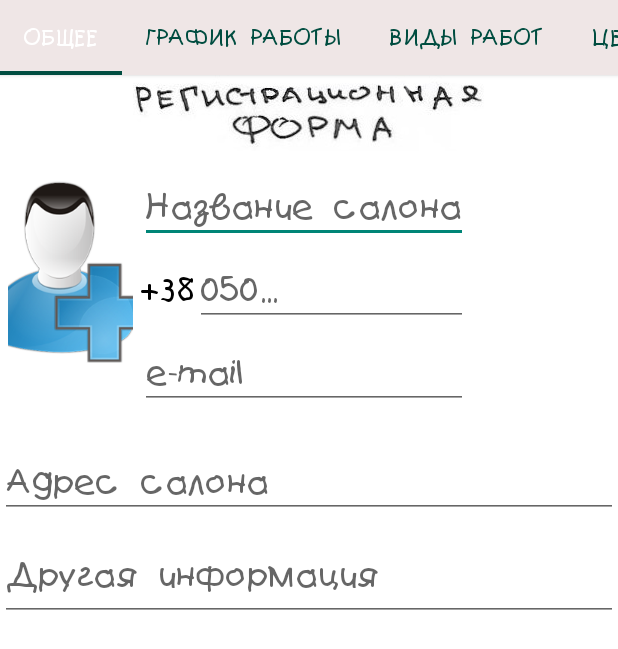
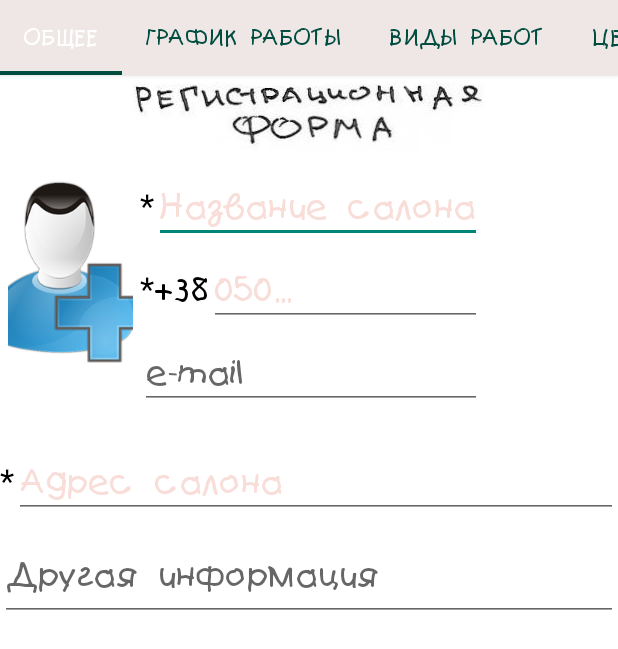
Before and after one commit to theinizio/barberland, an Android app: the screen it shows after launch (NewBarberActivity), after a tap on "САЛОН", on a phone screen of 412 x 824 dp. Shown: the top 649 px of the screen. Run offline under Robolectric (Android 15) with nearby library versions, the phone set to English and light mode, and no system bars; 3 other taps on this screen came first.

```diff
--- a/app/src/main/java/com/potapenkov/barberland/MapActivity.java
+++ b/app/src/main/java/com/potapenkov/barberland/MapActivity.java
@@ -1,7 +1,6 @@
 package com.potapenkov.barberland;
 
 import android.app.AlertDialog;
-import android.content.Context;
 import android.content.DialogInterface;
 import android.content.Intent;
 import android.content.SharedPreferences;
@@ -11,10 +10,8 @@ import android.os.AsyncTask;
 import android.os.Bundle;
 import android.support.v4.app.FragmentActivity;
 import android.text.Html;
-import android.util.Log;
 import android.view.View;
 import android.view.ViewGroup;
-import android.widget.Button;
 import android.widget.ImageView;
 import android.widget.LinearLayout;
 import android.widget.TextView;
@@ -24,7 +21,6 @@ import com.google.android.gms.common.api.GoogleApiClient;
 import com.google.android.gms.maps.CameraUpdateFactory;
 import com.google.android.gms.maps.GoogleMap;
 import com.google.android.gms.maps.MapFragment;
-import com.google.android.gms.maps.SupportMapFragment;
 import com.google.android.gms.maps.model.BitmapDescriptorFactory;
 import com.google.android.gms.maps.model.LatLng;
 import com.google.android.gms.maps.model.Marker;
@@ -35,7 +31,6 @@ import com.google.maps.android.clustering.ClusterManager;
 import com.google.maps.android.clustering.view.DefaultClusterRenderer;
 import com.google.maps.android.ui.IconGenerator;
 
-
 import org.json.JSONArray;
 import org.json.JSONException;
 import org.json.JSONObject;
@@ -43,7 +38,6 @@ import org.json.JSONObject;
 import java.io.InputStream;
 import java.net.URL;
 import java.util.ArrayList;
-
 import java.util.List;
 import java.util.Random;
 
@@ -239,9 +233,13 @@ public class MapActivity extends FragmentActivity implements ClusterManager.OnCl
                     @Override
                     protected Void doInBackground(Void... params) {
                         try {
-                            InputStream in = new URL(UPLOADED_IMAGE_PATH+finalArr.getString("photo_path")).openStream();
+                            String path=finalArr.getString("photo_path");
+                            Character firstSybol=path.charAt(0);
+                            if(!(Character.isLetter(firstSybol)||Character.isDigit(firstSybol)))
+                               path=path.substring(1);
+                            InputStream in = new URL(UPLOADED_IMAGE_PATH+path).openStream();
                             bitmap[0] = decodeStream(in);
-                        } catch (Exception e) {e.printStackTrace();}
+                        }catch(Exception e) {e.printStackTrace();}
                         return null;
                     }
                     @Override
--- a/app/src/main/java/com/potapenkov/barberland/NewBarberActivity.java
+++ b/app/src/main/java/com/potapenkov/barberland/NewBarberActivity.java
@@ -1126,8 +1126,8 @@ public class NewBarberActivity extends ActionBarActivity {
                     LinearLayout main = (LinearLayout) findViewById(R.id.main_qualification_layout);
                     main.removeViewAt(0);
                 } else {
-                    LinearLayout l = (LinearLayout) findViewById(R.id.qualificationGrid);
-                    l.setVisibility(View.INVISIBLE);
+                    LinearLayout l = (LinearLayout) findViewById(R.id.main_qualification_layout);
+                    l.removeView(findViewById(R.id.qualificationGrid));
                     isBarber.setOnClickListener(null);
                     isBarber.setChecked(false);
                     isMaster.setOnClickListener(null);
--- a/app/src/main/res/layout/tab_1_salon.xml
+++ b/app/src/main/res/layout/tab_1_salon.xml
@@ -55,7 +55,18 @@
             android:layout_width="wrap_content"
             android:layout_height="wrap_content"
             android:layout_weight="0.6">
+            <LinearLayout
+                android:orientation="horizontal"
+                android:layout_width="match_parent"
+                android:layout_height="match_parent">
 
+                <TextView
+                    android:layout_width="wrap_content"
+                    android:layout_height="wrap_content"
+                    android:textAppearance="?android:attr/textAppearanceLarge"
+                    android:text="*"
+                    android:id="@+id/star1"
+                    android:textColor="@color/edit_text_color" />
             <EditText
                 android:layout_width="fill_parent"
                 android:layout_height="wrap_content"
@@ -64,8 +75,8 @@
                 android:textColor="@color/edit_text_color"
                 android:textSize="@dimen/text_size"
                 android:maxLength="50"
-                 />
-
+                android:textColorHint="@color/required_field_hint_color" />
+</LinearLayout>
             <Space
                 android:layout_width="fill_parent"
                 android:layout_height="@dimen/spaceSize" />
@@ -74,7 +85,13 @@
                 android:orientation="horizontal"
                 android:layout_width="match_parent"
                 android:layout_height="match_parent" >
-
+                <TextView
+                    android:layout_width="wrap_content"
+                    android:layout_height="wrap_content"
+                    android:textAppearance="?android:attr/textAppearanceLarge"
+                    android:text="*"
+                    android:id="@+id/star2"
+                    android:textColor="@color/edit_text_color" />
                 <TextView
                     android:layout_width="wrap_content"
                     android:layout_height="wrap_content"
@@ -83,6 +100,8 @@
                     android:id="@+id/new_salon_plus38"
                     android:textColor="@color/edit_text_color"
                     android:textSize="@dimen/text_size" />
+
+
 
                 <EditText
                     android:layout_width="fill_parent"
@@ -94,7 +113,7 @@
                     android:textSize="@dimen/text_size"
                     android:hint="050..."
                     android:maxLength="10"
-                     />
+                    android:textColorHint="@color/required_field_hint_color" />
 
             </LinearLayout>
 
@@ -120,7 +139,18 @@
     <Space
         android:layout_width="fill_parent"
         android:layout_height="@dimen/spaceSize" />
+    <LinearLayout
+        android:orientation="horizontal"
+        android:layout_width="match_parent"
+        android:layout_height="match_parent">
 
+        <TextView
+            android:layout_width="wrap_content"
+            android:layout_height="wrap_content"
+            android:textAppearance="?android:attr/textAppearanceLarge"
+            android:text="*"
+            android:id="@+id/star3"
+            android:textColor="@color/edit_text_color" />
     <EditText
         android:layout_width="fill_parent"
         android:layout_height="wrap_content"
@@ -130,8 +160,8 @@
         android:textColor="@color/edit_text_color"
         android:textSize="@dimen/text_size"
         android:hint="Адрес салона"
-         />
-
+        android:textColorHint="@color/required_field_hint_color" />
+</LinearLayout>
     <Space
         android:layout_width="fill_parent"
         android:layout_height="@dimen/spaceSize" />
```
Also changed, not shown: 1479 other files.
